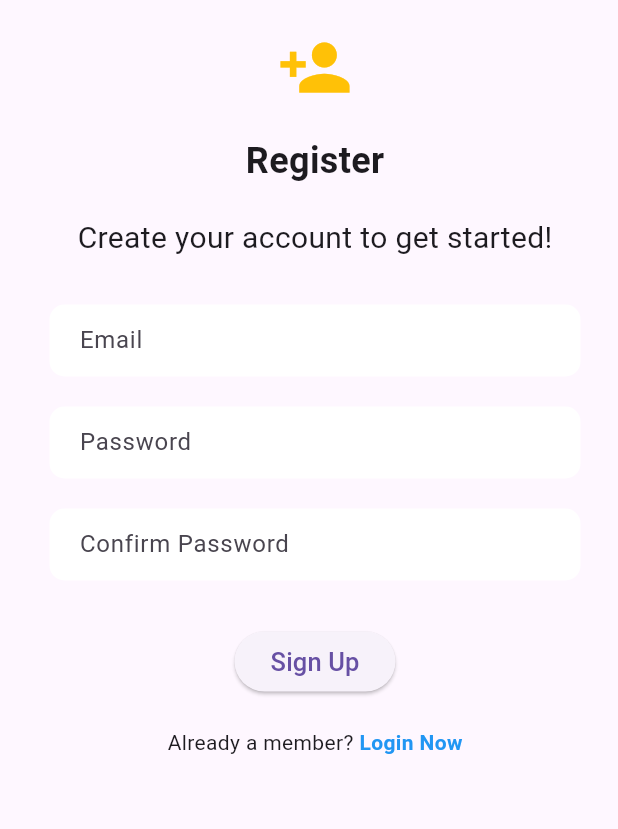
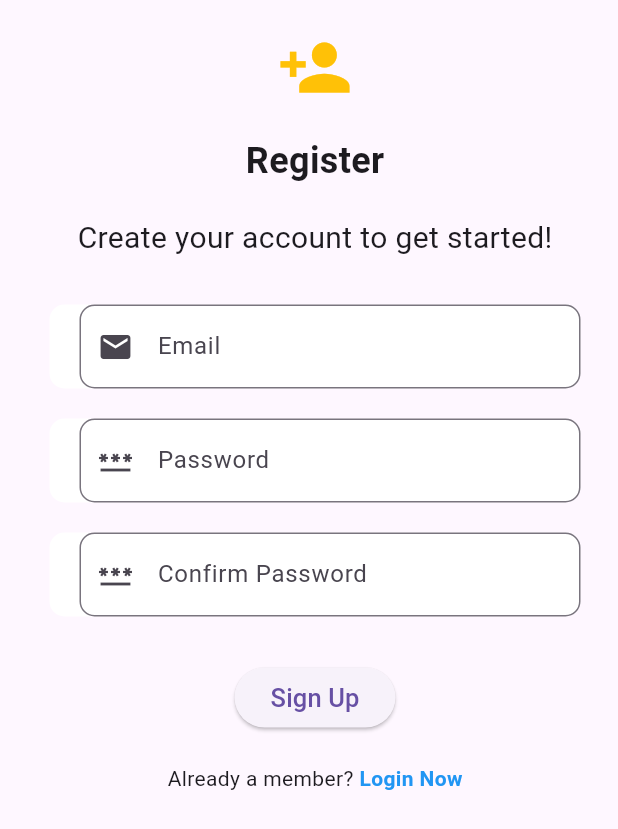
Before and after one commit to alikasim0445/flutter, a Flutter app: the screen it shows after launch, after a tap on "Register Now", on a phone screen of 412 x 824 dp. Shown: the top 829 px of the screen. Run offline on Flutter 3.47's test engine with Material 3 defaults, Android fonts, the phone set to English and light mode, and no system bars; our stand-ins replace firebase_auth, firebase_core; accounts and stored records are empty; network calls fail.

Commit message:
reset password added

```diff
--- a/lib/page/RegisterPage.dart
+++ b/lib/page/RegisterPage.dart
@@ -108,9 +108,12 @@ class _RegisterPageState extends State<RegisterPage> {
                         child: TextField(
                           controller: _emailController,
                           cursorColor: Colors.black,
-                          decoration: const InputDecoration(
-                            border: InputBorder.none,
+                          decoration: InputDecoration(
                             hintText: "Email",
+                            border: OutlineInputBorder(
+                              borderRadius: BorderRadius.circular(10),
+                            ),
+                            prefixIcon: const Icon(Icons.email),
                           ),
                         ),
                       ),
@@ -131,9 +134,12 @@ class _RegisterPageState extends State<RegisterPage> {
                         child: TextField(
                           controller: _passwordController,
                           obscureText: true,
-                          decoration: const InputDecoration(
-                            border: InputBorder.none,
+                          decoration: InputDecoration(
                             hintText: "Password",
+                            border: OutlineInputBorder(
+                              borderRadius: BorderRadius.circular(10),
+                            ),
+                            prefixIcon: const Icon(Icons.password_outlined),
                           ),
                         ),
                       ),
@@ -154,9 +160,12 @@ class _RegisterPageState extends State<RegisterPage> {
                         child: TextField(
                           controller: _confirmPasswordController,
                           obscureText: true,
-                          decoration: const InputDecoration(
-                            border: InputBorder.none,
+                          decoration: InputDecoration(
                             hintText: "Confirm Password",
+                            border: OutlineInputBorder(
+                              borderRadius: BorderRadius.circular(10),
+                            ),
+                            prefixIcon: const Icon(Icons.password_outlined),
                           ),
                         ),
                       ),
--- a/lib/page/loginPage.dart
+++ b/lib/page/loginPage.dart
@@ -1,3 +1,4 @@
+import 'package:firebase/page/ForgotPasswordPage.dart';
 import 'package:firebase_auth/firebase_auth.dart';
 import 'package:flutter/material.dart';
 
@@ -87,23 +88,23 @@ class LoginPageState extends State<LoginPage> {
                   Padding(
                     padding: const EdgeInsets.symmetric(horizontal: 25),
                     child: Container(
-                      decoration: BoxDecoration(
-                        color: Colors.white,
-                        borderRadius: BorderRadius.circular(10),
-                      ),
                       child: Padding(
                         padding: const EdgeInsets.only(left: 20),
                         child: TextField(
                           controller: _emailController,
                           cursorColor: Colors.black,
-                          decoration: const InputDecoration(
-                            border: InputBorder.none,
+                          decoration: InputDecoration(
                             hintText: "Email",
+                            border: OutlineInputBorder(
+                              borderRadius: BorderRadius.circular(10),
+                            ),
+                            prefixIcon: const Icon(Icons.email),
                           ),
                         ),
                       ),
                     ),
                   ),
+
                   const SizedBox(height: 20),
 
                   // Password TextField
@@ -119,15 +120,43 @@ class LoginPageState extends State<LoginPage> {
                         child: TextField(
                           controller: _passwordController,
                           obscureText: true,
-                          decoration: const InputDecoration(
-                            border: InputBorder.none,
+                          decoration: InputDecoration(
                             hintText: "Password",
+                            border: OutlineInputBorder(
+                              borderRadius: BorderRadius.circular(10),
+                            ),
+                            prefixIcon: const Icon(Icons.password_rounded),
                           ),
                         ),
                       ),
                     ),
                   ),
                   const SizedBox(height: 30),
+
+                  Row(
+                    mainAxisAlignment: MainAxisAlignment.end,
+                    children: [
+                      GestureDetector(
+                        onTap: () {
+                          Navigator.of(context).push(
+                            MaterialPageRoute(
+                                builder: (context) =>
+                                    const ForgotPasswordPage()),
+                          );
+                        },
+                        child: const Padding(
+                          padding: EdgeInsets.only(right: 25),
+                          child: Text(
+                            'Forgot Password?',
+                            style: TextStyle(
+                              color: Colors.blue,
+                              fontWeight: FontWeight.bold,
+                            ),
+                          ),
+                        ),
+                      ),
+                    ],
+                  ),
 
                   // Sign In Button
                   ElevatedButton(
```
Also changed, not shown: lib/page/ForgotPasswordPage.dart (added, +88 -0 lines).
